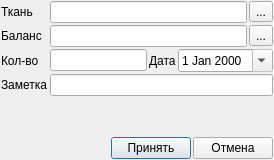
Before: the Qt Designer form ui/adjustments_warehouse.ui in Meller008/CRM-Avi, drawn with Qt 5.
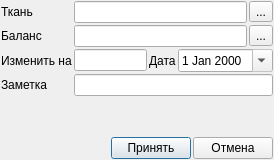
After: the same form once the commit is applied.

Commit message: Работа - Поправлен текст ui

What changed in the file:
```diff
--- a/ui/adjustments_warehouse.ui
+++ b/ui/adjustments_warehouse.ui
@@ -148,7 +148,7 @@
    <item row="2" column="0">
     <widget class="QLabel" name="label_2">
      <property name="text">
-      <string>Кол-во</string>
+      <string>Изменить на</string>
      </property>
     </widget>
    </item>
```
